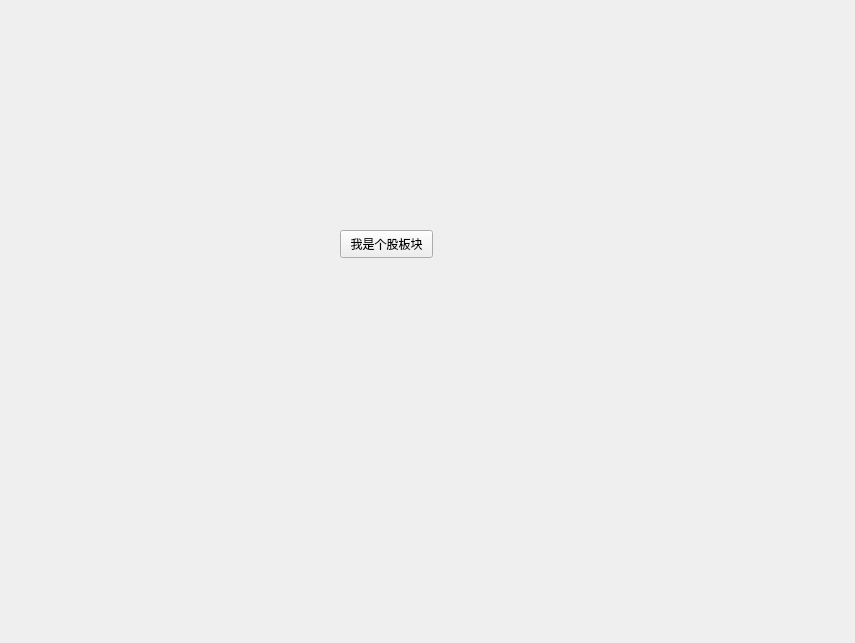
This is 05_quantitative_trading_hive/back_stockui/designer/tab_stock.ui in cgyPension/pythonstudy_space as Qt 5 draws it before an edit. The edited form follows.
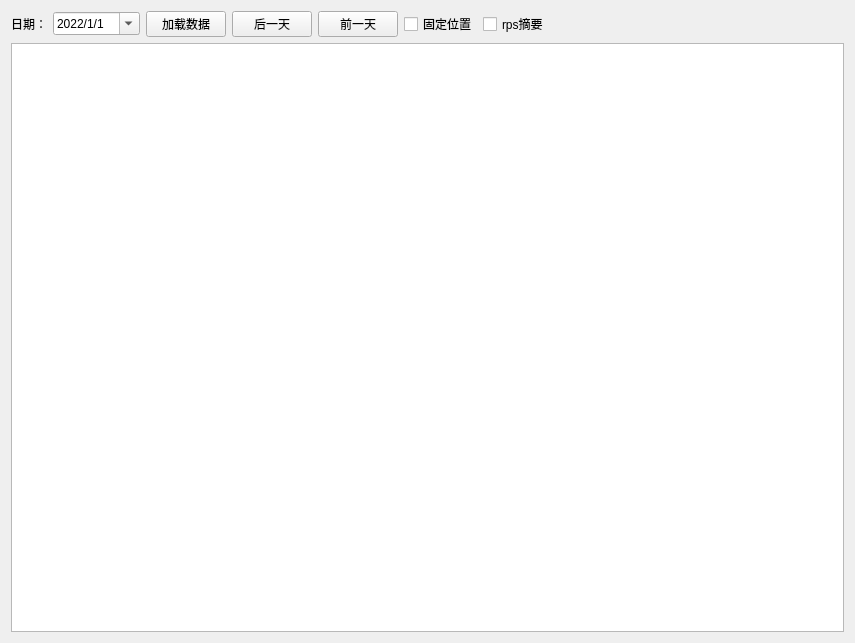
This is the edited form.

Diff of the .ui file:
```diff
--- a/05_quantitative_trading_hive/back_stockui/designer/tab_stock.ui
+++ b/05_quantitative_trading_hive/back_stockui/designer/tab_stock.ui
@@ -13,19 +13,135 @@
   <property name="windowTitle">
    <string>Form</string>
   </property>
-  <widget class="QPushButton" name="pushButton">
-   <property name="geometry">
-    <rect>
-     <x>340</x>
-     <y>230</y>
-     <width>93</width>
-     <height>28</height>
-    </rect>
-   </property>
-   <property name="text">
-    <string>我是个股板块</string>
-   </property>
-  </widget>
+  <layout class="QVBoxLayout" name="verticalLayout_4">
+   <item>
+    <layout class="QVBoxLayout" name="verticalLayout">
+     <item>
+      <layout class="QHBoxLayout" name="horizontalLayout">
+       <item>
+        <widget class="QLabel" name="label">
+         <property name="text">
+          <string>日期：</string>
+         </property>
+        </widget>
+       </item>
+       <item>
+        <widget class="QDateTimeEdit" name="dateTimeEdit">
+         <property name="dateTime">
+          <datetime>
+           <hour>0</hour>
+           <minute>0</minute>
+           <second>0</second>
+           <year>2022</year>
+           <month>1</month>
+           <day>1</day>
+          </datetime>
+         </property>
+         <property name="date">
+          <date>
+           <year>2022</year>
+           <month>1</month>
+           <day>1</day>
+          </date>
+         </property>
+         <property name="displayFormat">
+          <string>yyyy/M/d</string>
+         </property>
+         <property name="calendarPopup">
+          <bool>true</bool>
+         </property>
+        </widget>
+       </item>
+       <item>
+        <widget class="QPushButton" name="pb_load">
+         <property name="text">
+          <string> 加载数据 </string>
+         </property>
+        </widget>
+       </item>
+       <item>
+        <widget class="QPushButton" name="pb_add">
+         <property name="sizePolicy">
+          <sizepolicy hsizetype="Fixed" vsizetype="Fixed">
+           <horstretch>0</horstretch>
+           <verstretch>0</verstretch>
+          </sizepolicy>
+         </property>
+         <property name="text">
+          <string> 后一天 </string>
+         </property>
+        </widget>
+       </item>
+       <item>
+        <widget class="QPushButton" name="pb_sub">
+         <property name="sizePolicy">
+          <sizepolicy hsizetype="Fixed" vsizetype="Fixed">
+           <horstretch>0</horstretch>
+           <verstretch>0</verstretch>
+          </sizepolicy>
+         </property>
+         <property name="text">
+          <string> 前一天 </string>
+         </property>
+        </widget>
+       </item>
+       <item>
+        <widget class="QCheckBox" name="cb_block_sort">
+         <property name="text">
+          <string>固定位置</string>
+         </property>
+         <property name="checked">
+          <bool>false</bool>
+         </property>
+         <property name="tristate">
+          <bool>false</bool>
+         </property>
+        </widget>
+       </item>
+       <item>
+        <widget class="QCheckBox" name="cb_show_rps">
+         <property name="text">
+          <string>rps摘要</string>
+         </property>
+        </widget>
+       </item>
+       <item>
+        <spacer name="horizontalSpacer">
+         <property name="orientation">
+          <enum>Qt::Horizontal</enum>
+         </property>
+         <property name="sizeHint" stdset="0">
+          <size>
+           <width>40</width>
+           <height>20</height>
+          </size>
+         </property>
+        </spacer>
+       </item>
+      </layout>
+     </item>
+     <item>
+      <widget class="QTableView" name="tableView">
+       <property name="verticalScrollMode">
+        <enum>QAbstractItemView::ScrollPerPixel</enum>
+       </property>
+       <property name="gridStyle">
+        <enum>Qt::DotLine</enum>
+       </property>
+       <property name="sortingEnabled">
+        <bool>true</bool>
+       </property>
+       <attribute name="horizontalHeaderStretchLastSection">
+        <bool>false</bool>
+       </attribute>
+       <attribute name="verticalHeaderStretchLastSection">
+        <bool>false</bool>
+       </attribute>
+      </widget>
+     </item>
+    </layout>
+   </item>
+  </layout>
  </widget>
  <resources/>
  <connections/>
```
